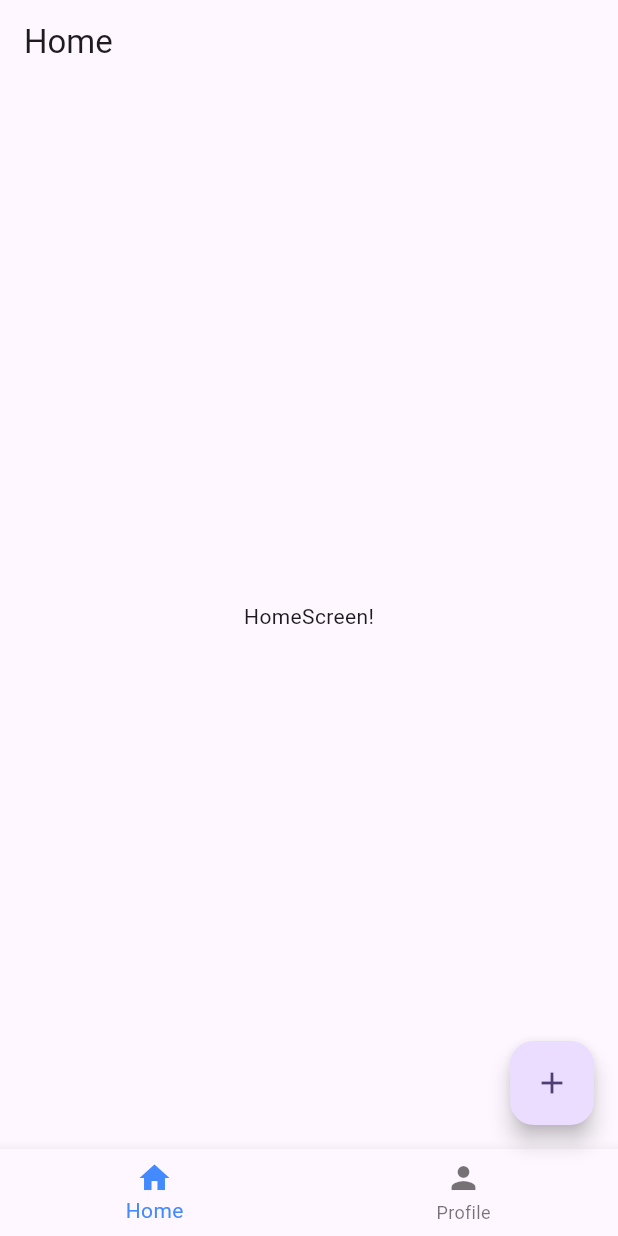
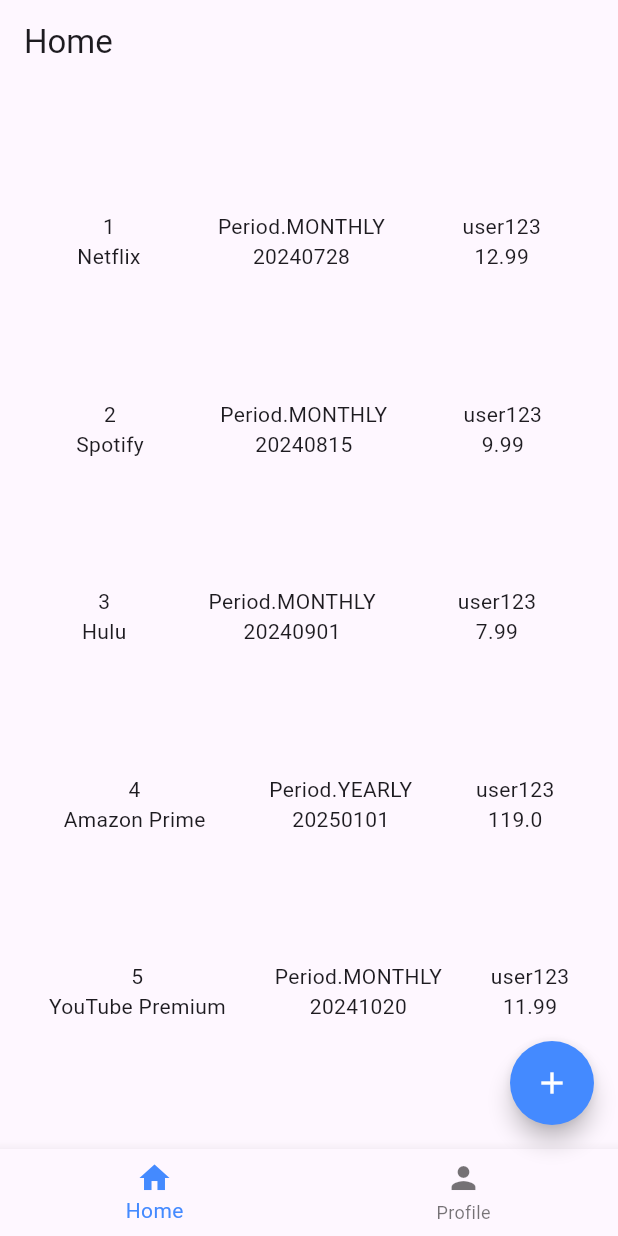
Before and after one commit to jesusherrera94/ejercicios_movil_2025Q2, a Flutter app: the MyBottomNavigationBar screen opened by its route, on a phone screen of 412 x 824 dp. Run offline on Flutter 3.47's test engine with Material 3 defaults, Android fonts, the phone set to English and light mode, and no system bars.

Commit message:
implement models and personalized widget

```diff
--- a/bottomnavbar/lib/bottom_nav_bar.dart
+++ b/bottomnavbar/lib/bottom_nav_bar.dart
@@ -31,7 +31,12 @@ class _MyBottomNavigationBarState extends State<MyBottomNavigationBar> {
 
   Widget? getFoatingActionButton(int index) {
     if(index == 0) {
-      return FloatingActionButton(onPressed: () {}, child: Icon(Icons.add),);
+      return FloatingActionButton(
+        onPressed: () {},
+        backgroundColor: Colors.blueAccent,
+        shape: CircleBorder(),
+        child: Icon(Icons.add, color: Colors.white,),
+        );
     }
     return null;
   }
--- /dev/null
+++ b/bottomnavbar/lib/models/subscription.dart
@@ -0,0 +1,38 @@
+
+import 'package:flutter/material.dart';
+
+enum Period { DAILY, WEEKLY, MONTHLY, YEARLY }
+
+class Subscription {
+  late String _id;
+  late String _platformName;
+  late int _renovationDate;
+  late Period _renovationCycle;
+  late double _charge;
+  late String _userId;
+  late IconData? _icon;
+
+  Subscription({
+    required String id,
+    required String platformName,
+    required int renovationDate,
+    required Period renovationCycle,
+    required double charge,
+    required String userId
+  }) {
+    _id = id;
+    _platformName = platformName;
+    _renovationDate = renovationDate;
+    _renovationCycle = renovationCycle;
+    _charge = charge;
+    _userId = userId;
+  }
+
+  String get id => _id;
+  String get platformName => _platformName;
+  int get renovationDate => _renovationDate;
+  Period get renovationCiclye => _renovationCycle;
+  double get charge => _charge;
+  String get userId => _userId;
+  IconData? get icon => _icon == null ? _icon :  Icons.calendar_view_month;
+}
--- /dev/null
+++ b/bottomnavbar/lib/models/user.dart
@@ -0,0 +1,22 @@
+class User {
+  String id;
+  String username;
+  String fullname;
+  String email;
+  String password;
+  String principalInterest;
+  String? profilePicture;
+  String? uid;
+
+  User({
+    this.id = '',
+    this.profilePicture,
+    required this.username,
+    required this.fullname,
+    required this.email,
+    required this.password,
+    required this.principalInterest,
+    this.uid,
+  });
+
+  }
--- a/bottomnavbar/lib/screens/home.dart
+++ b/bottomnavbar/lib/screens/home.dart
@@ -1,5 +1,6 @@
+import 'package:bottomnavbar/widgets/subscription_item.dart';
 import 'package:flutter/material.dart';
-
+import '../models/subscription.dart';
 class HomeScreen extends StatefulWidget {
   const HomeScreen({super.key});
 
@@ -9,10 +10,63 @@ class HomeScreen extends StatefulWidget {
 
 class _HomeScreenState extends State<HomeScreen> {
 
+  // temporal final!
+  final List<Subscription> _subscriptions = [
+    Subscription(
+      id: '1',
+      platformName: 'Netflix',
+      renovationDate: 20240728,
+      renovationCycle: Period.MONTHLY,
+      charge: 12.99,
+      userId: 'user123',
+    ),
+    Subscription(
+      id: '2',
+      platformName: 'Spotify',
+      renovationDate: 20240815,
+      renovationCycle: Period.MONTHLY,
+      charge: 9.99,
+      userId: 'user123',
+    ),
+    Subscription(
+      id: '3',
+      platformName: 'Hulu',
+      renovationDate: 20240901,
+      renovationCycle: Period.MONTHLY,
+      charge: 7.99,
+      userId: 'user123',
+    ),
+    Subscription(
+      id: '4',
+      platformName: 'Amazon Prime',
+      renovationDate: 20250101,
+      renovationCycle: Period.YEARLY,
+      charge: 119.00,
+      userId: 'user123',
+    ),
+    Subscription(
+      id: '5',
+      platformName: 'YouTube Premium',
+      renovationDate: 20241020,
+      renovationCycle: Period.MONTHLY,
+      charge: 11.99,
+      userId: 'user123',
+    ),
+  ];
+
+  List<Widget> _renderItems() {
+  List<Widget> subscriptionWidget = [];
+  for(final subscription in _subscriptions) {
+    subscriptionWidget.add(SubscriptionItem(subscriptionElement: subscription,));
+  }
+  return subscriptionWidget;
+}
+
   @override
   Widget build(BuildContext context) {
-    return Center(
-      child: Text('HomeScreen!'),
+    return Column(
+      mainAxisAlignment: MainAxisAlignment.spaceEvenly,
+      children: _renderItems(),
     );
   }
 }
--- /dev/null
+++ b/bottomnavbar/lib/widgets/subscription_item.dart
@@ -0,0 +1,34 @@
+import 'package:flutter/material.dart';
+import '../models/subscription.dart';
+
+class SubscriptionItem extends StatelessWidget {
+  final Subscription subscriptionElement;
+  const SubscriptionItem({super.key, required this.subscriptionElement});
+
+  @override
+  Widget build(BuildContext context) {
+    return Row(
+      mainAxisAlignment: MainAxisAlignment.spaceEvenly,
+      children: [
+        Column(
+          children: [
+            Text(subscriptionElement.id),
+            Text(subscriptionElement.platformName)
+          ],
+        ),
+        Column(
+          children: [
+            Text(subscriptionElement.renovationCiclye.toString()),
+            Text(subscriptionElement.renovationDate.toString())
+          ],
+        ),
+        Column(
+          children: [
+            Text(subscriptionElement.userId),
+            Text(subscriptionElement.charge.toString())
+          ],
+        )
+      ],
+    );
+  }
+}
```
